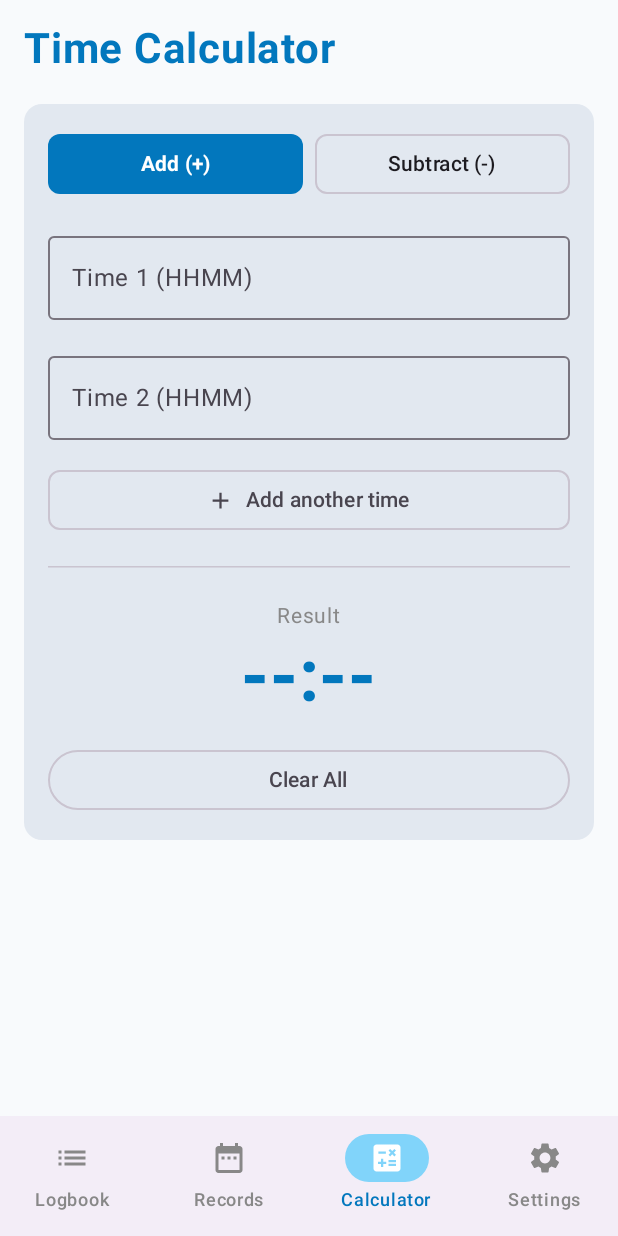
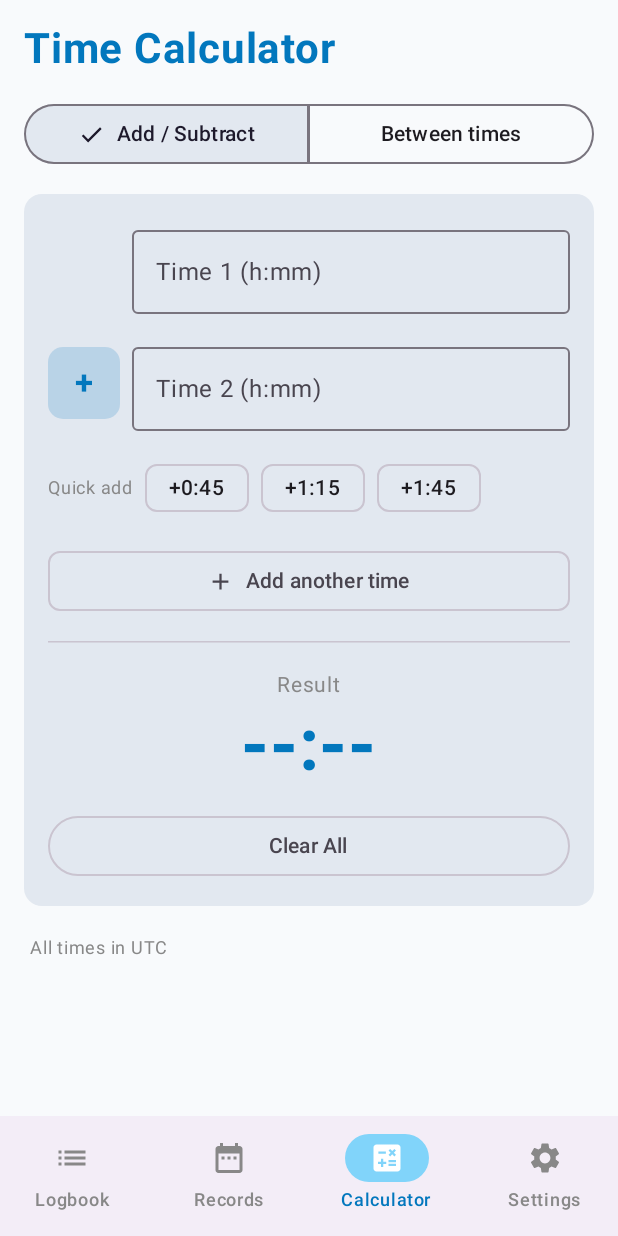
Before and after one commit to Mhsunny624/MyLogBook, an Android app built with Jetpack Compose: the screen it shows after launch (MainActivity), item 3 of the bottom bar chosen, on a phone screen of 412 x 824 dp. Run offline under Robolectric (Android 15) with nearby library versions, the phone set to English and light mode, and no system bars; our stand-ins replace Room's generated code; 1 statement that could not run was skipped.

Commit message:
Calculator: per-row +/-, long totals, between-times mode
- Each row has its own +/- sign; hours above 99 allowed (e.g. 120:30)
- Invalid minutes (above 59) are flagged instead of silently converted
- Result shows decimal hours and has a copy button
- Quick-add chips for +0:45, +1:15, +1:45
- New "Between times" mode: duration between two UTC clock times
- Inputs survive switching tabs; unit tests for the new helpers

Co-Authored-By: Claude Opus 5.5 <noreply@anthropic.com>
Claude-Session: https://claude.ai/code/session_01KsPwQ8ozsAXFbfZJrsC7eq

```diff
--- a/app/src/main/java/com/example/mylogbook/ui/components/TimeVisualTransformation.kt
+++ b/app/src/main/java/com/example/mylogbook/ui/components/TimeVisualTransformation.kt
@@ -24,3 +24,25 @@ class TimeVisualTransformation : VisualTransformation {
         return TransformedText(AnnotatedString(output), offsetMapping)
     }
 }
+
+/**
+ * Shows typed duration digits with a colon before the last two (minutes): "7721" -> "77:21",
+ * "12030" -> "120:30". Unlike [TimeVisualTransformation], hours can have any number of digits.
+ */
+class DurationVisualTransformation : VisualTransformation {
+    override fun filter(text: AnnotatedString): TransformedText {
+        val raw = text.text
+        val n = raw.length
+        if (n <= 2) return TransformedText(text, OffsetMapping.Identity)
+        val out = raw.substring(0, n - 2) + ":" + raw.substring(n - 2)
+        val mapping = object : OffsetMapping {
+            override fun originalToTransformed(offset: Int): Int = if (offset <= n - 2) offset else offset + 1
+            override fun transformedToOriginal(offset: Int): Int = when {
+                offset <= n - 2 -> offset
+                offset == n - 1 -> n - 2
+                else -> (offset - 1).coerceAtMost(n)
+            }
+        }
+        return TransformedText(AnnotatedString(out), mapping)
+    }
+}
--- a/app/src/main/java/com/example/mylogbook/ui/screens/calculator/TimeCalculatorScreen.kt
+++ b/app/src/main/java/com/example/mylogbook/ui/screens/calculator/TimeCalculatorScreen.kt
@@ -1,10 +1,25 @@
 /*
- * Calculator tab: adds and subtracts hh:mm times.
+ * Calculator tab (all times UTC):
+ *  - "Add / Subtract": sums durations, each row with its own + / − sign. Hours can go above 99
+ *    (e.g. monthly totals). Shows the result as h:mm and in decimal hours.
+ *  - "Between times": duration from one UTC clock time to another, crossing midnight if needed.
  */
 package com.example.mylogbook.ui.screens.calculator
 
-import android.annotation.SuppressLint
-import androidx.compose.foundation.layout.*
+import android.content.ClipData
+import android.content.ClipboardManager
+import android.content.Context
+import android.widget.Toast
+import androidx.compose.foundation.layout.Arrangement
+import androidx.compose.foundation.layout.Column
+import androidx.compose.foundation.layout.PaddingValues
+import androidx.compose.foundation.layout.Row
+import androidx.compose.foundation.layout.Spacer
+import androidx.compose.foundation.layout.fillMaxSize
+import androidx.compose.foundation.layout.fillMaxWidth
+import androidx.compose.foundation.layout.padding
+import androidx.compose.foundation.layout.size
+import androidx.compose.foundation.layout.width
 import androidx.compose.foundation.rememberScrollState
 import androidx.compose.foundation.shape.RoundedCornerShape
 import androidx.compose.foundation.text.KeyboardActions
@@ -13,188 +28,261 @@ import androidx.compose.foundation.verticalScroll
 import androidx.compose.material.icons.Icons
 import androidx.compose.material.icons.filled.Add
 import androidx.compose.material.icons.filled.Close
-import androidx.compose.material3.*
-import androidx.compose.runtime.*
+import androidx.compose.material.icons.filled.ContentCopy
+import androidx.compose.material3.AssistChip
+import androidx.compose.material3.ButtonDefaults
+import androidx.compose.material3.Card
+import androidx.compose.material3.CardDefaults
+import androidx.compose.material3.FilledTonalButton
+import androidx.compose.material3.HorizontalDivider
+import androidx.compose.material3.Icon
+import androidx.compose.material3.IconButton
+import androidx.compose.material3.MaterialTheme
+import androidx.compose.material3.OutlinedButton
+import androidx.compose.material3.OutlinedTextField
+import androidx.compose.material3.SegmentedButton
+import androidx.compose.material3.SegmentedButtonDefaults
+import androidx.compose.material3.SingleChoiceSegmentedButtonRow
+import androidx.compose.material3.Text
+import androidx.compose.runtime.Composable
+import androidx.compose.runtime.getValue
+import androidx.compose.runtime.mutableIntStateOf
+import androidx.compose.runtime.mutableStateListOf
+import androidx.compose.runtime.mutableStateOf
+import androidx.compose.runtime.saveable.listSaver
+import androidx.compose.runtime.saveable.rememberSaveable
+import androidx.compose.runtime.setValue
 import androidx.compose.ui.Alignment
 import androidx.compose.ui.Modifier
 import androidx.compose.ui.graphics.Color
+import androidx.compose.ui.platform.LocalContext
 import androidx.compose.ui.platform.LocalFocusManager
 import androidx.compose.ui.text.font.FontWeight
 import androidx.compose.ui.text.input.ImeAction
 import androidx.compose.ui.text.input.KeyboardType
 import androidx.compose.ui.unit.dp
 import androidx.compose.ui.unit.sp
-import com.example.mylogbook.domain.duty.getMinsFromTimeString
+import com.example.mylogbook.domain.duty.clockDifferenceMinutes
+import com.example.mylogbook.domain.duty.decimalHoursText
+import com.example.mylogbook.domain.duty.durationMinutes
+import com.example.mylogbook.domain.duty.formatDuration
+import com.example.mylogbook.domain.duty.isValidTime
+import com.example.mylogbook.ui.components.DurationVisualTransformation
 import com.example.mylogbook.ui.components.TimeVisualTransformation
 
-@SuppressLint("DefaultLocale")
-@OptIn(ExperimentalMaterial3Api::class)
+/** One row of the Add / Subtract mode: digits typed (HHMM or HHHMM) and its sign. */
+private data class CalcRow(val digits: String = "", val plus: Boolean = true)
+
+private val CalcRowListSaver = listSaver<MutableList<CalcRow>, String>(
+    save = { rows -> rows.map { "${if (it.plus) "+" else "-"}${it.digits}" } },
+    restore = { saved -> mutableStateListOf(*saved.map { CalcRow(it.drop(1), it.startsWith("+")) }.toTypedArray()) }
+)
+
 @Composable
 fun TimeCalculatorScreen() {
-    val focusManager = LocalFocusManager.current
-
-    // We now use a mutable list of strings so you can have as many rows as you want!
-    val timeRows = remember { mutableStateListOf("", "") }
-    var isAddition by remember { mutableStateOf(true) } // true for Add, false for Subtract
-
-    // Calculate Result dynamically across all entered rows
-    val resultText = remember(timeRows.toList(), isAddition) {
-        val validMinsList = timeRows.map { getMinsFromTimeString(it) }.filter { it > 0 }
-
-        if (validMinsList.isNotEmpty()) {
-            var totalMins = validMinsList.first()
-            for (i in 1 until validMinsList.size) {
-                totalMins = if (isAddition) totalMins + validMinsList[i] else totalMins - validMinsList[i]
-            }
-
-            if (totalMins < 0) {
-                val positiveMins = kotlin.math.abs(totalMins)
-                "- ${String.format("%02d:%02d", positiveMins / 60, positiveMins % 60)}"
-            } else {
-                String.format("%02d:%02d", totalMins / 60, totalMins % 60)
-            }
-        } else {
-            "--:--"
-        }
-    }
+    var mode by rememberSaveable { mutableIntStateOf(0) }
 
     Column(
         modifier = Modifier.fillMaxSize().padding(16.dp).verticalScroll(rememberScrollState()),
-        verticalArrangement = Arrangement.spacedBy(20.dp)
+        verticalArrangement = Arrangement.spacedBy(16.dp)
     ) {
         Text("Time Calculator", fontSize = 28.sp, fontWeight = FontWeight.Bold, color = MaterialTheme.colorScheme.primary)
+
+        SingleChoiceSegmentedButtonRow(modifier = Modifier.fillMaxWidth()) {
+            listOf("Add / Subtract", "Between times").forEachIndexed { i, label ->
+                SegmentedButton(
+                    selected = mode == i,
+                    onClick = { mode = i },
+                    shape = SegmentedButtonDefaults.itemShape(index = i, count = 2)
+                ) { Text(label, maxLines = 1) }
+            }
+        }
 
         Card(
             modifier = Modifier.fillMaxWidth(),
             colors = CardDefaults.cardColors(containerColor = MaterialTheme.colorScheme.surfaceVariant)
         ) {
-            Column(modifier = Modifier.padding(16.dp), verticalArrangement = Arrangement.spacedBy(16.dp)) {
-
-                // Toggle between Addition and Subtraction
-                Row(modifier = Modifier.fillMaxWidth(), horizontalArrangement = Arrangement.spacedBy(8.dp)) {
-                    if (isAddition) {
-                        Button(
-                            onClick = { isAddition = true },
-                            modifier = Modifier.weight(1f),
-                            colors = ButtonDefaults.buttonColors(containerColor = MaterialTheme.colorScheme.primary),
-                            shape = RoundedCornerShape(8.dp)
-                        ) {
-                            Text("Add (+)", fontWeight = FontWeight.Bold)
+            Column(modifier = Modifier.padding(16.dp), verticalArrangement = Arrangement.spacedBy(14.dp)) {
+                if (mode == 0) SumCalculator() else BetweenTimesCalculator()
             }
-                    } else {
-                        OutlinedButton(
-                            onClick = { isAddition = true },
-                            modifier = Modifier.weight(1f),
-                            shape = RoundedCornerShape(8.dp)
-                        ) {
-                            Text("Add (+)", color = MaterialTheme.colorScheme.onSurface)
+        }
+        Text("All times in UTC", fontSize = 12.sp, color = Color.Gray, modifier = Modifier.padding(start = 4.dp))
     }
 }
 
-                    if (!isAddition) {
-                        Button(
-                            onClick = { isAddition = false },
-                            modifier = Modifier.weight(1f),
-                            colors = ButtonDefaults.buttonColors(containerColor = MaterialTheme.colorScheme.primary),
-                            shape = RoundedCornerShape(8.dp)
+// ---------------------------------------------------------------------------------------------
+// Add / Subtract
+// ---------------------------------------------------------------------------------------------
+
+@Composable
+private fun SumCalculator() {
+    val focusManager = LocalFocusManager.current
+    val rows = rememberSaveable(saver = CalcRowListSaver) { mutableStateListOf(CalcRow(), CalcRow()) }
+
+    val parsed = rows.map { durationMinutes(it.digits) }
+    val validRows = rows.indices.filter { rows[it].digits.isNotEmpty() && parsed[it] != null }
+    val total: Int? = if (validRows.isEmpty()) null else validRows.sumOf { i ->
+        val mins = parsed[i]!!
+        if (i == 0 || rows[i].plus) mins else -mins
+    }
+
+    rows.forEachIndexed { index, row ->
+        val invalid = row.digits.isNotEmpty() && parsed[index] == null
+        Row(verticalAlignment = Alignment.CenterVertically, horizontalArrangement = Arrangement.spacedBy(8.dp)) {
+            // First row is the starting value; later rows get their own + / − switch.
+            if (index == 0) {
+                Spacer(Modifier.width(48.dp))
+            } else {
+                FilledTonalButton(
+                    onClick = { rows[index] = row.copy(plus = !row.plus) },
+                    modifier = Modifier.size(48.dp),
+                    shape = RoundedCornerShape(10.dp),
+                    contentPadding = PaddingValues(0.dp),
+                    colors = ButtonDefaults.filledTonalButtonColors(
+                        containerColor = if (row.plus) MaterialTheme.colorScheme.primary.copy(alpha = 0.18f)
+                            else MaterialTheme.colorScheme.error.copy(alpha = 0.18f),
+                        contentColor = if (row.plus) MaterialTheme.colorScheme.primary else MaterialTheme.colorScheme.error
+                    )
                 ) {
-                            Text("Subtract (-)", fontWeight = FontWeight.Bold)
-                        }
-                    } else {
-                        OutlinedButton(
-                            onClick = { isAddition = false },
-                            modifier = Modifier.weight(1f),
-                            shape = RoundedCornerShape(8.dp)
-                        ) {
-                            Text("Subtract (-)", color = MaterialTheme.colorScheme.onSurface)
+                    Text(if (row.plus) "+" else "−", fontSize = 22.sp, fontWeight = FontWeight.Bold)
                 }
             }
-                }
-
-                // Dynamic Rows of Times
-                timeRows.forEachIndexed { index, timeVal ->
-                    Row(
-                        modifier = Modifier.fillMaxWidth(),
-                        verticalAlignment = Alignment.CenterVertically,
-                        horizontalArrangement = Arrangement.spacedBy(8.dp)
-                    ) {
             OutlinedTextField(
-                            value = timeVal,
-                            onValueChange = { newVal ->
-                                val cleaned = newVal.filter { c -> c.isDigit() }.take(4)
-                                timeRows[index] = cleaned
-
-                                // AUTO-CLOSE KEYBOARD: If 4 digits are entered, drop the cursor/hide keyboard!
-                                if (cleaned.length == 4) {
-                                    focusManager.clearFocus()
-                                }
-                            },
-                            label = { Text("Time ${index + 1} (HHMM)") },
+                value = row.digits,
+                onValueChange = { v -> rows[index] = row.copy(digits = v.filter { it.isDigit() }.take(5)) },
+                label = { Text("Time ${index + 1} (h:mm)") },
+                placeholder = { Text("e.g. 7721") },
+                isError = invalid,
+                supportingText = if (invalid) { { Text("Minutes must be 00–59") } } else null,
                 modifier = Modifier.weight(1f),
                 singleLine = true,
-                            visualTransformation = TimeVisualTransformation(),
-                            keyboardOptions = KeyboardOptions(
-                                keyboardType = KeyboardType.Number,
-                                imeAction = ImeAction.Done
-                            ),
-                            keyboardActions = KeyboardActions(
-                                onDone = { focusManager.clearFocus() }
+                visualTransformation = DurationVisualTransformation(),
+                keyboardOptions = KeyboardOptions(keyboardType = KeyboardType.Number, imeAction = ImeAction.Done),
+                keyboardActions = KeyboardActions(onDone = { focusManager.clearFocus() })
             )
-                        )
-
-                        // Show a delete button if there are more than 2 rows
-                        if (timeRows.size > 2) {
-                            IconButton(
-                                onClick = { timeRows.removeAt(index) },
-                                modifier = Modifier.size(36.dp)
-                            ) {
-                                Icon(
-                                    imageVector = Icons.Default.Close,
-                                    contentDescription = "Remove Row",
-                                    tint = MaterialTheme.colorScheme.error
-                                )
+            if (rows.size > 2) {
+                IconButton(onClick = { rows.removeAt(index) }, modifier = Modifier.size(36.dp)) {
+                    Icon(Icons.Default.Close, contentDescription = "Remove row", tint = MaterialTheme.colorScheme.error)
                 }
             }
         }
     }
 
-                // Button to add another time row
-                OutlinedButton(
-                    onClick = { timeRows.add("") },
-                    modifier = Modifier.fillMaxWidth(),
-                    shape = RoundedCornerShape(8.dp)
-                ) {
-                    Icon(Icons.Default.Add, contentDescription = "Add Row", modifier = Modifier.size(18.dp))
-                    Spacer(modifier = Modifier.width(8.dp))
+    // Quick add: common duty buffers (report 1:45 at base / 1:15 outstation, 0:45 after block on).
+    Row(horizontalArrangement = Arrangement.spacedBy(8.dp), verticalAlignment = Alignment.CenterVertically) {
+        Text("Quick add", fontSize = 12.sp, color = Color.Gray)
+        listOf("045" to "+0:45", "115" to "+1:15", "145" to "+1:45").forEach { (digits, label) ->
+            AssistChip(
+                onClick = {
+                    val emptyIndex = rows.indexOfFirst { it.digits.isEmpty() }
+                    if (emptyIndex >= 0) rows[emptyIndex] = CalcRow(digits, plus = true)
+                    else rows.add(CalcRow(digits, plus = true))
+                },
+                label = { Text(label) }
+            )
+        }
+    }
+
+    OutlinedButton(onClick = { rows.add(CalcRow()) }, modifier = Modifier.fillMaxWidth(), shape = RoundedCornerShape(8.dp)) {
+        Icon(Icons.Default.Add, contentDescription = null, modifier = Modifier.size(18.dp))
+        Spacer(Modifier.width(8.dp))
         Text("Add another time")
     }
 
-                HorizontalDivider(modifier = Modifier.padding(vertical = 4.dp))
+    HorizontalDivider(modifier = Modifier.padding(vertical = 2.dp))
 
-                // The Result Display
+    ResultBlock(
+        text = total?.let { formatDuration(it) },
+        detail = total?.let { "${decimalHoursText(it)} hrs (decimal)" }
+    )
+
+    OutlinedButton(
+        onClick = {
+            rows.clear(); rows.add(CalcRow()); rows.add(CalcRow())
+            focusManager.clearFocus()
+        },
+        modifier = Modifier.fillMaxWidth()
+    ) { Text("Clear All") }
+}
+
+// ---------------------------------------------------------------------------------------------
+// Between times
+// ---------------------------------------------------------------------------------------------
+
+@Composable
+private fun BetweenTimesCalculator() {
+    val focusManager = LocalFocusManager.current
+    var start by rememberSaveable { mutableStateOf("") }
+    var end by rememberSaveable { mutableStateOf("") }
+
+    val startOk = start.length == 4 && isValidTime(start)
+    val endOk = end.length == 4 && isValidTime(end)
+    val diff = if (startOk && endOk) clockDifferenceMinutes(start, end) else null
+    val crossesMidnight = diff != null && end.toInt() < start.toInt()
+
+    Row(horizontalArrangement = Arrangement.spacedBy(8.dp)) {
+        ClockField("From (UTC)", start, { start = it }, Modifier.weight(1f)) { focusManager.clearFocus() }
+        ClockField("To (UTC)", end, { end = it }, Modifier.weight(1f)) { focusManager.clearFocus() }
+    }
+
+    HorizontalDivider(modifier = Modifier.padding(vertical = 2.dp))
+
+    ResultBlock(
+        text = diff?.let { formatDuration(it) },
+        detail = diff?.let {
+            "${decimalHoursText(it)} hrs (decimal)" + if (crossesMidnight) " • crosses midnight" else ""
+        }
+    )
+
+    OutlinedButton(
+        onClick = { start = ""; end = ""; focusManager.clearFocus() },
+        modifier = Modifier.fillMaxWidth()
+    ) { Text("Clear") }
+}
+
+@Composable
+private fun ClockField(label: String, value: String, onChange: (String) -> Unit, modifier: Modifier, onDone: () -> Unit) {
+    val invalid = value.length == 4 && !isValidTime(value)
+    OutlinedTextField(
+        value = value,
+        onValueChange = { v -> onChange(v.filter { it.isDigit() }.take(4)) },
+        label = { Text(label) },
+        placeholder = { Text("HHMM") },
+        isError = invalid,
+        supportingText = if (invalid) { { Text("Use 0000–2359") } } else null,
+        modifier = modifier,
+        singleLine = true,
+        visualTransformation = TimeVisualTransformation(),
+        keyboardOptions = KeyboardOptions(keyboardType = KeyboardType.Number, imeAction = ImeAction.Done),
+        keyboardActions = KeyboardActions(onDone = { onDone() })
+    )
+}
+
+// ---------------------------------------------------------------------------------------------
+
+/** Big result with decimal hours underneath and a copy button. */
+@Composable
+private fun ResultBlock(text: String?, detail: String?) {
+    val context = LocalContext.current
     Column(modifier = Modifier.fillMaxWidth(), horizontalAlignment = Alignment.CenterHorizontally) {
         Text("Result", fontSize = 14.sp, color = Color.Gray)
+        Row(verticalAlignment = Alignment.CenterVertically) {
             Text(
-                        text = resultText,
+                text = text ?: "--:--",
                 fontSize = 48.sp,
                 fontWeight = FontWeight.Bold,
                 color = MaterialTheme.colorScheme.primary
             )
-                }
-
-                // Clear Button
-                OutlinedButton(
-                    onClick = {
-                        timeRows.clear()
-                        timeRows.add("")
-                        timeRows.add("")
-                        focusManager.clearFocus()
-                    },
-                    modifier = Modifier.fillMaxWidth()
-                ) {
-                    Text("Clear All")
+            if (text != null) {
+                IconButton(onClick = {
+                    val cm = context.getSystemService(Context.CLIPBOARD_SERVICE) as ClipboardManager
+                    cm.setPrimaryClip(ClipData.newPlainText("Time", text))
+                    Toast.makeText(context, "Copied $text", Toast.LENGTH_SHORT).show()
+                }) {
+                    Icon(Icons.Default.ContentCopy, contentDescription = "Copy result", tint = Color.Gray)
                 }
             }
         }
+        if (detail != null) Text(detail, fontSize = 13.sp, color = Color.Gray)
     }
 }
```
Also changed, not shown: app/src/main/java/com/example/mylogbook/domain/duty/TimeFormat.kt (+30 -0 lines), 2 other files. Lines whose indentation alone changed are shown as unchanged.
